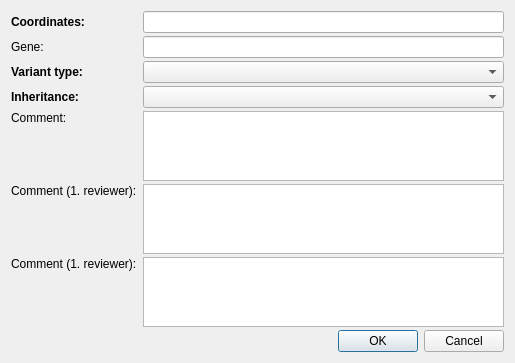
Old version of the form src/GSvar/CausalVariantEditDialog.ui in the repository imgag/ngs-bits.
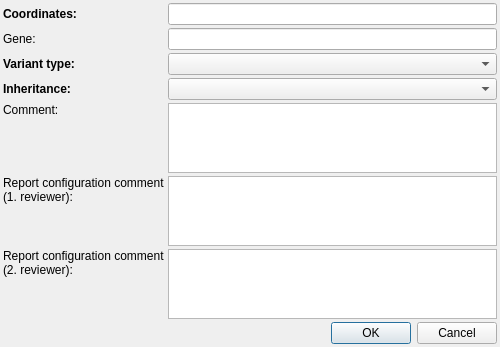
New version of the form.

Commit message: GSvar: GUI changes for report configuration (icons and other causal variant)

The edit to the form file:
```diff
--- a/src/GSvar/CausalVariantEditDialog.ui
+++ b/src/GSvar/CausalVariantEditDialog.ui
@@ -6,14 +6,32 @@
    <rect>
     <x>0</x>
     <y>0</y>
-    <width>515</width>
-    <height>355</height>
+    <width>500</width>
+    <height>343</height>
    </rect>
   </property>
+  <property name="minimumSize">
+   <size>
+    <width>500</width>
+    <height>0</height>
+   </size>
+  </property>
   <property name="windowTitle">
    <string>Dialog</string>
   </property>
   <layout class="QGridLayout" name="gridLayout">
+   <property name="leftMargin">
+    <number>3</number>
+   </property>
+   <property name="topMargin">
+    <number>3</number>
+   </property>
+   <property name="rightMargin">
+    <number>3</number>
+   </property>
+   <property name="bottomMargin">
+    <number>3</number>
+   </property>
    <property name="spacing">
     <number>3</number>
    </property>
@@ -45,8 +63,14 @@
    </item>
    <item row="6" column="0">
     <widget class="QLabel" name="label_3">
+     <property name="font">
+      <font>
+       <weight>75</weight>
+       <bold>true</bold>
+      </font>
+     </property>
      <property name="text">
-      <string>&lt;html&gt;&lt;head/&gt;&lt;body&gt;&lt;p&gt;&lt;span style=&quot; font-weight:600;&quot;&gt;Variant type:&lt;/span&gt;&lt;/p&gt;&lt;/body&gt;&lt;/html&gt;</string>
+      <string>&lt;html&gt;&lt;head/&gt;&lt;body&gt;&lt;p&gt;Variant type:&lt;/p&gt;&lt;/body&gt;&lt;/html&gt;</string>
      </property>
     </widget>
    </item>
@@ -62,8 +86,15 @@
    </item>
    <item row="1" column="0">
     <widget class="QLabel" name="label">
+     <property name="font">
+      <font>
+       <weight>75</weight>
+       <bold>true</bold>
+       <kerning>false</kerning>
+      </font>
+     </property>
      <property name="text">
-      <string>&lt;html&gt;&lt;head/&gt;&lt;body&gt;&lt;p&gt;&lt;span style=&quot; font-weight:600;&quot;&gt;Coordinates:&lt;/span&gt;&lt;/p&gt;&lt;/body&gt;&lt;/html&gt;</string>
+      <string>&lt;html&gt;&lt;head/&gt;&lt;body&gt;&lt;p&gt;Coordinates:&lt;/p&gt;&lt;/body&gt;&lt;/html&gt;</string>
      </property>
     </widget>
    </item>
@@ -72,8 +103,14 @@
    </item>
    <item row="9" column="0">
     <widget class="QLabel" name="label_5">
+     <property name="minimumSize">
+      <size>
+       <width>0</width>
+       <height>0</height>
+      </size>
+     </property>
      <property name="text">
-      <string>Comment (1. reviewer): </string>
+      <string>&lt;html&gt;&lt;head/&gt;&lt;body&gt;&lt;p&gt;Report configuration comment&lt;br/&gt;(1. reviewer): &lt;/p&gt;&lt;/body&gt;&lt;/html&gt;</string>
      </property>
      <property name="alignment">
       <set>Qt::AlignLeading|Qt::AlignLeft|Qt::AlignTop</set>
@@ -83,7 +120,7 @@
    <item row="10" column="0">
     <widget class="QLabel" name="label_6">
      <property name="text">
-      <string>Comment (1. reviewer):</string>
+      <string>&lt;html&gt;&lt;head/&gt;&lt;body&gt;&lt;p&gt;Report configuration comment&lt;br/&gt;(2. reviewer):&lt;/p&gt;&lt;/body&gt;&lt;/html&gt;</string>
      </property>
      <property name="alignment">
       <set>Qt::AlignLeading|Qt::AlignLeft|Qt::AlignTop</set>
@@ -98,8 +135,14 @@
    </item>
    <item row="7" column="0">
     <widget class="QLabel" name="label_7">
+     <property name="font">
+      <font>
+       <weight>75</weight>
+       <bold>true</bold>
+      </font>
+     </property>
      <property name="text">
-      <string>&lt;html&gt;&lt;head/&gt;&lt;body&gt;&lt;p&gt;&lt;span style=&quot; font-weight:600;&quot;&gt;Inheritance:&lt;/span&gt;&lt;/p&gt;&lt;/body&gt;&lt;/html&gt;</string>
+      <string>&lt;html&gt;&lt;head/&gt;&lt;body&gt;&lt;p&gt;Inheritance:&lt;/p&gt;&lt;/body&gt;&lt;/html&gt;</string>
      </property>
     </widget>
    </item>
```
The commit also changes 7 other files.
